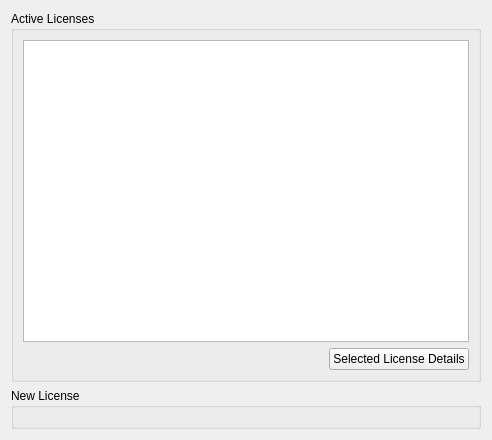
The window that client/src/ui/widgets/settings/license_manager_widget.ui (networkoptix/nx_open) describes before a commit, drawn with Qt 5.
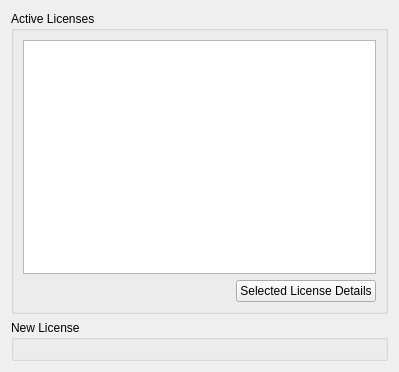
The same window after the commit. Custom widgets are drawn as their Qt base class.

```diff
--- a/client/src/ui/widgets/settings/license_manager_widget.ui
+++ b/client/src/ui/widgets/settings/license_manager_widget.ui
@@ -6,8 +6,8 @@
    <rect>
     <x>0</x>
     <y>0</y>
-    <width>492</width>
-    <height>440</height>
+    <width>399</width>
+    <height>372</height>
    </rect>
   </property>
   <layout class="QVBoxLayout" name="verticalLayout_5">
@@ -38,17 +38,7 @@
           <item>
            <layout class="QHBoxLayout" name="horizontalLayout" stretch="1,0">
             <item>
-             <widget class="QLabel" name="infoLabel">
-            <property name="enabled">
-             <bool>true</bool>
-            </property>
-              <property name="text">
-               <string notr="true"/>
-              </property>
-              <property name="wordWrap">
-               <bool>true</bool>
-              </property>
-             </widget>
+           <widget class="QLabel" name="infoLabel"/>
             </item>
             <item>
              <widget class="QPushButton" name="detailsButton">
```
Lines whose indentation alone changed are shown as unchanged.
